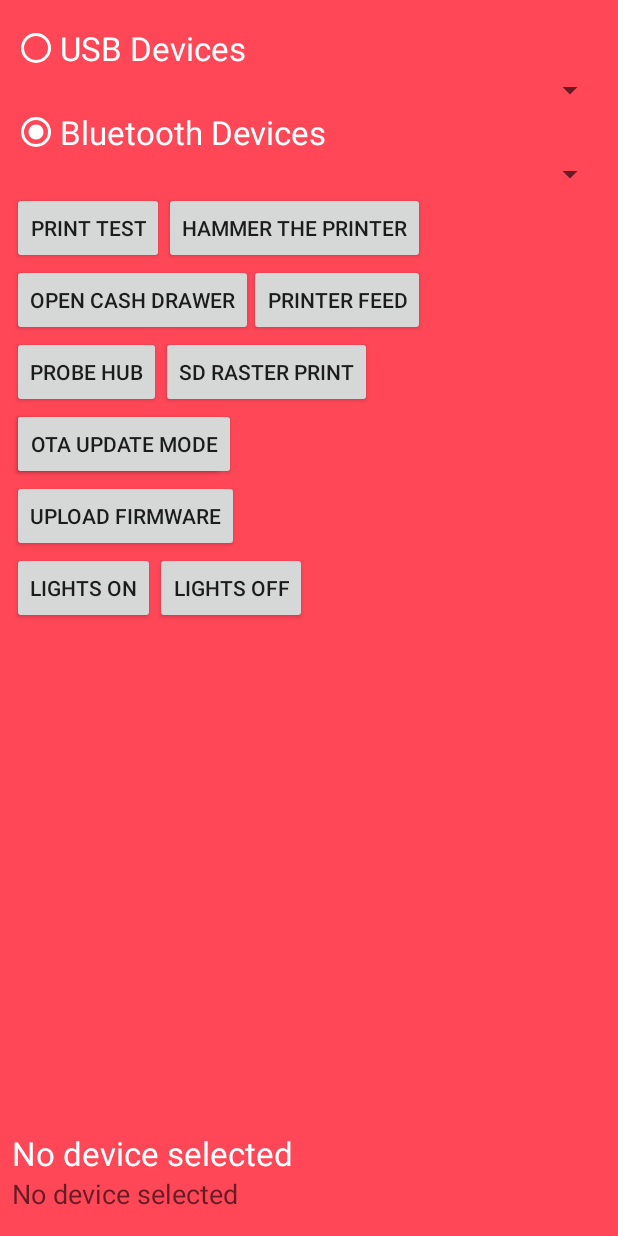
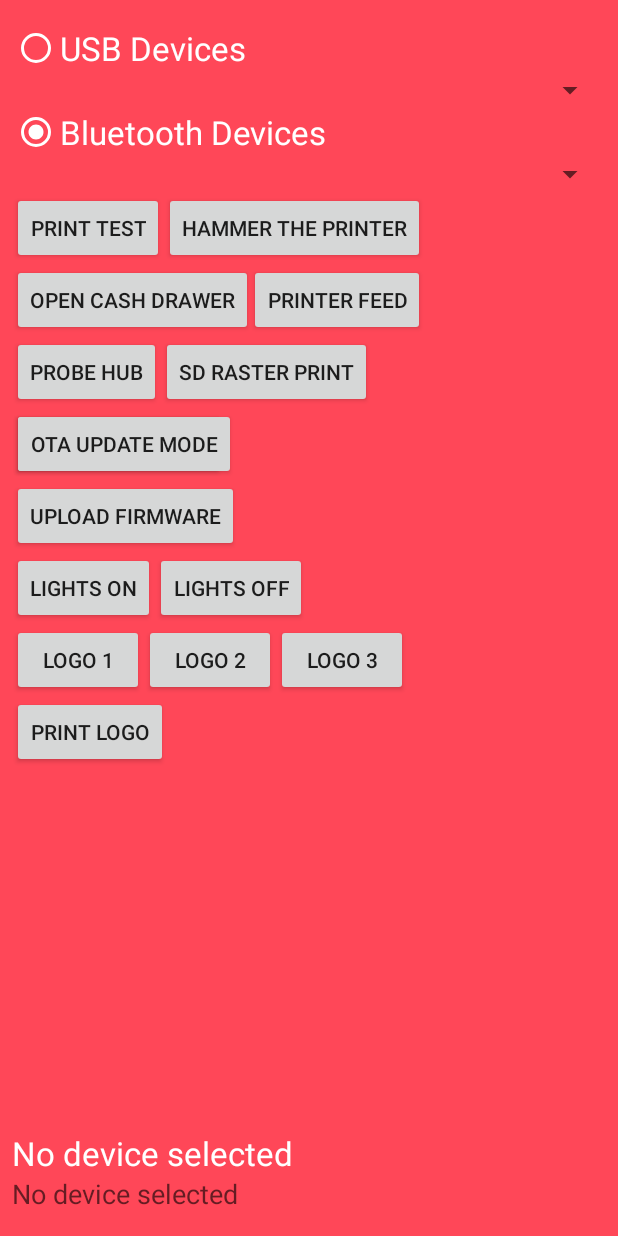
Before and after one commit to wpmobile/HubAPI, an Android app: the layout fragment_deviceselection.xml on its own in the app's theme, with its tools: preview values and no code run, on a phone screen of 412 x 824 dp. Run offline under Robolectric (Android 15) with nearby library versions, the phone set to English and light mode, and no system bars.

Commit message:
Added merchant logo testing in test app Re-instated write buffer logging for extended logs only Increased the retry period for comms failure Improved response parsing

```diff
--- a/app/src/main/res/layout/fragment_deviceselection.xml
+++ b/app/src/main/res/layout/fragment_deviceselection.xml
@@ -150,4 +150,34 @@
         android:id="@+id/lightsOff"
         android:layout_below="@+id/firmware"
         android:layout_toRightOf="@+id/lightsOn"/>
+
+    <Button
+        android:layout_width="wrap_content"
+        android:layout_height="wrap_content"
+        android:text="Logo 1"
+        android:id="@+id/upload1"
+        android:layout_below="@+id/lightsOn"/>
+
+    <Button
+        android:layout_width="wrap_content"
+        android:layout_height="wrap_content"
+        android:text="Logo 2"
+        android:id="@+id/upload2"
+        android:layout_below="@+id/lightsOn"
+        android:layout_toRightOf="@+id/upload1"/>
+
+    <Button
+        android:layout_width="wrap_content"
+        android:layout_height="wrap_content"
+        android:text="Logo 3"
+        android:id="@+id/upload3"
+        android:layout_below="@+id/lightsOn"
+        android:layout_toRightOf="@+id/upload2"/>
+
+    <Button
+        android:layout_width="wrap_content"
+        android:layout_height="wrap_content"
+        android:text="Print Logo"
+        android:id="@+id/printLogo"
+        android:layout_below="@+id/upload1"/>
 </RelativeLayout>
```
Also changed, not shown: HubAPI/src/main/java/com/worldpay/hub/MePOS/MePOSHub.java (+32 -26 lines), HubAPI/src/main/java/com/worldpay/hub/MePOS/ResponseParser.java (+10 -1 lines), HubAPI/src/main/java/com/worldpay/hub/MePOS/printer/commands/BatchedPrinterQueueProcessor.java (+19 -5 lines), app/src/main/java/com/worldpay/hubtest/DeviceFragment.java (+120 -2 lines), 4 other files.
